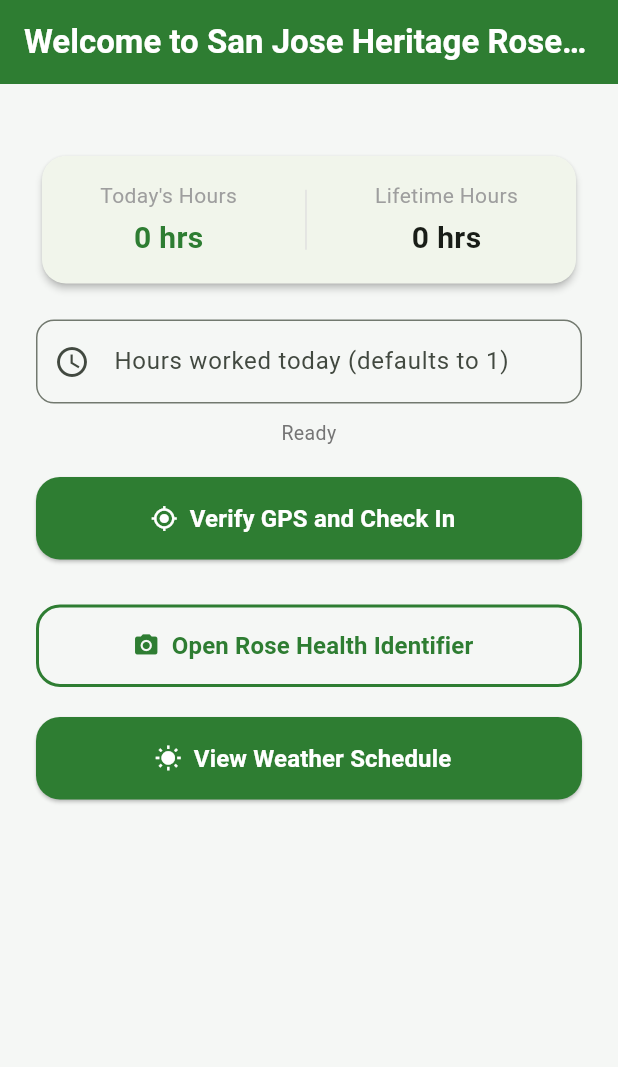
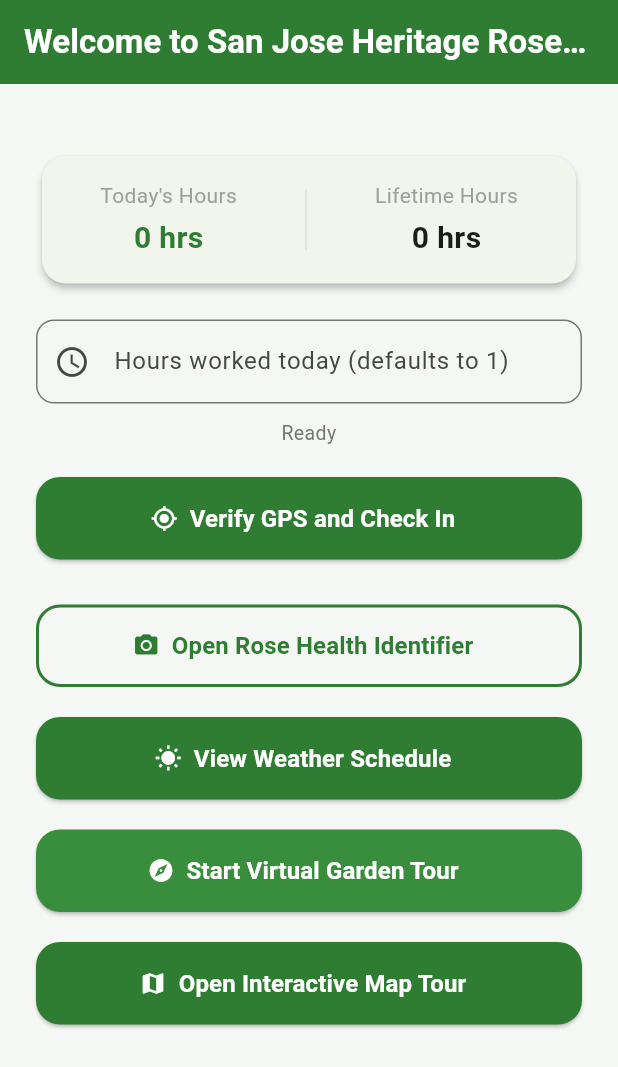
Before and after one commit to ryanjunlinchen/sanjose_heritage_rosegarden, a Flutter app: the screen it shows after launch, on a phone screen of 412 x 824 dp. Shown: the top 1067 px of the screen. Run offline on Flutter 3.47's test engine with Material 3 defaults, Android fonts, the phone set to English and light mode, and no system bars; our stand-ins replace flutter_svg, geolocator, image_picker, shared_preferences.

Commit message:
added rose garden interactive map

```diff
--- a/lib/dashboard/home_screen.dart
+++ b/lib/dashboard/home_screen.dart
@@ -1,7 +1,10 @@
 import 'package:flutter/material.dart';
 import '../features/volunteer_check_in/volunteer_check_in.dart';
 import '../features/rose_diagnosis/rose_doctor_page.dart';
-// 1. ADDED: Points to your main.dart file so this page can see the Weather Schedule Screen
+import '../features/rose_garden_virtual_tour.dart';
+import '../features/rose_garden_map_tour.dart';
+import 'package:geolocator/geolocator.dart';//for gps check in system
+import 'package:shared_preferences/shared_preferences.dart'; //ai diagnosis
 import '../main.dart';
 
 class HomeScreen extends StatelessWidget {
@@ -20,9 +23,9 @@
         backgroundColor: theme.colorScheme.primary,
         centerTitle: true,
       ),
-      body: GestureDetector(
-        onTap: () => FocusScope.of(context).unfocus(),
-        child: SingleChildScrollView(
+      // 🛠️ FIX 1: Removed FocusScope.unfocus() GestureDetector wrapper from the body background.
+      // This background interceptor was clashing with column scroll physics, freezing your buttons.
+      body: SingleChildScrollView(
         child: Padding(
           padding: const EdgeInsets.all(24.0),
           child: Column(
@@ -30,12 +33,15 @@
             children: [
               const SizedBox(height: 20),
 
-                // Embedded the isolated functional Check-In feature panel here
+              // ⚠️ CRITICAL LAYOUT WARNING:
+              // If your buttons still do not click after this update, open up your
+              // 'volunteer_check_in.dart' file and make sure it does NOT use a 'Scaffold'
+              // or its own fullscreen background tap listener inside its build method!
               const VolunteerCheckInPage(),
 
               const SizedBox(height: 30),
 
-                // Diagnosis feature navigation route hook trigger button
+              // BUTTON: Open Rose Health Identifier
               SizedBox(
                 width: double.infinity,
                 height: 55,
@@ -63,9 +69,9 @@
                 ),
               ),
 
-                // 2. FIXED: Added a gap and placed the Weather Schedule button safely inside the layout layout
               const SizedBox(height: 20),
 
+              // BUTTON: View Weather Schedule
               SizedBox(
                 width: double.infinity,
                 height: 55,
@@ -89,11 +95,64 @@
                   ),
                 ),
               ),
+
+              const SizedBox(height: 20),
+
+              // BUTTON: Start Virtual Garden Tour
+              SizedBox(
+                width: double.infinity,
+                height: 55,
+                child: ElevatedButton.icon(
+                  icon: const Icon(Icons.explore, color: Colors.white),
+                  label: const Text(
+                    'Start Virtual Garden Tour',
+                    style: TextStyle(fontSize: 16, fontWeight: FontWeight.bold, color: Colors.white),
+                  ),
+                  onPressed: () {
+                    Navigator.push(
+                      context,
+                      MaterialPageRoute(builder: (context) => const RoseGardenVirtualTour()),
+                    );
+                  },
+                  style: ElevatedButton.styleFrom(
+                    backgroundColor: Colors.green.shade700,
+                    shape: RoundedRectangleBorder(
+                      borderRadius: BorderRadius.circular(16),
+                    ),
+                  ),
+                ),
+              ),
+
+              const SizedBox(height: 20),
+
+              // BUTTON: Open Interactive Map Tour
+              SizedBox(
+                width: double.infinity,
+                height: 55,
+                child: ElevatedButton.icon(
+                  icon: const Icon(Icons.map, color: Colors.white),
+                  label: const Text(
+                    'Open Interactive Map Tour',
+                    style: TextStyle(fontSize: 16, fontWeight: FontWeight.bold, color: Colors.white),
+                  ),
+                  onPressed: () {
+                    Navigator.push(
+                      context,
+                      MaterialPageRoute(builder: (context) => const RoseGardenMapTour()),
+                    );
+                  },
+                  style: ElevatedButton.styleFrom(
+                    backgroundColor: Colors.green.shade800,
+                    shape: RoundedRectangleBorder(
+                      borderRadius: BorderRadius.circular(16),
+                    ),
+                  ),
+                ),
+              ),
             ],
           ),
         ),
       ),
-      ),
-    ); // The return statement safely ends here now
+    );
   }
 }
--- a/lib/main.dart
+++ b/lib/main.dart
@@ -2,6 +2,8 @@
 import 'rose_garden_app.dart';
 import 'weather_scheduler.dart';
 import 'weather_api_service.dart';
+
+
 //import 'package:geolocator/geolocator.dart';
 //import 'package:shared_preferences/shared_preferences.dart'; // Handles local device memory storage persistence
 //import 'rose_doctor_page.dart'; // 🚀 ADDED: Imports your camera scanner screen module
```
Also changed, not shown: lib/features/rose_garden_map_tour.dart (added, +106 -0 lines), lib/features/rose_garden_virtual_tour.dart (added, +200 -0 lines), pubspec.yaml (+5 -2 lines). Lines whose indentation alone changed are shown as unchanged.
